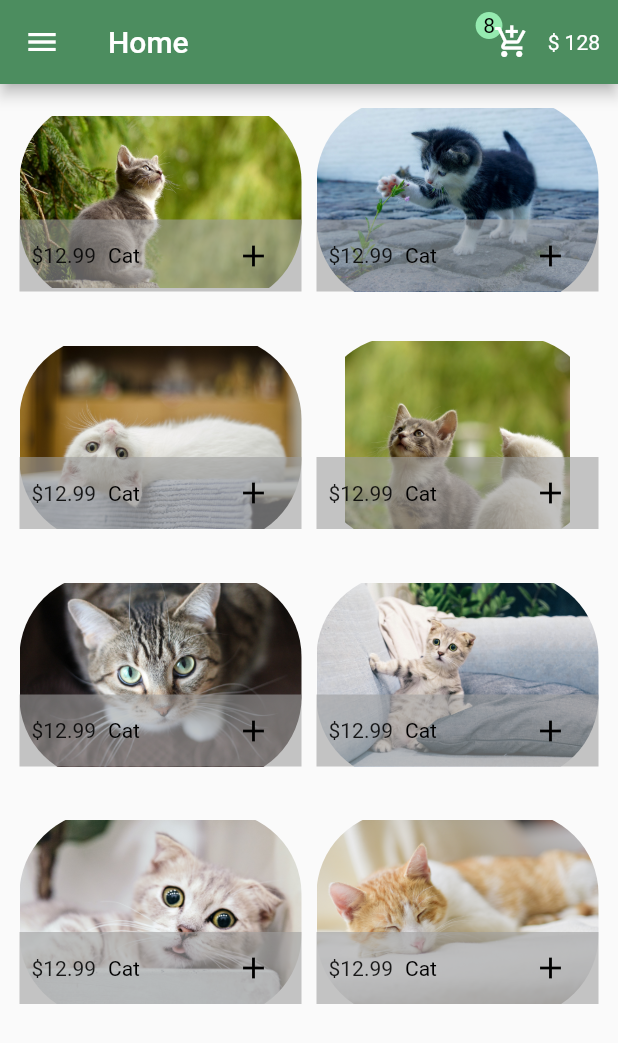
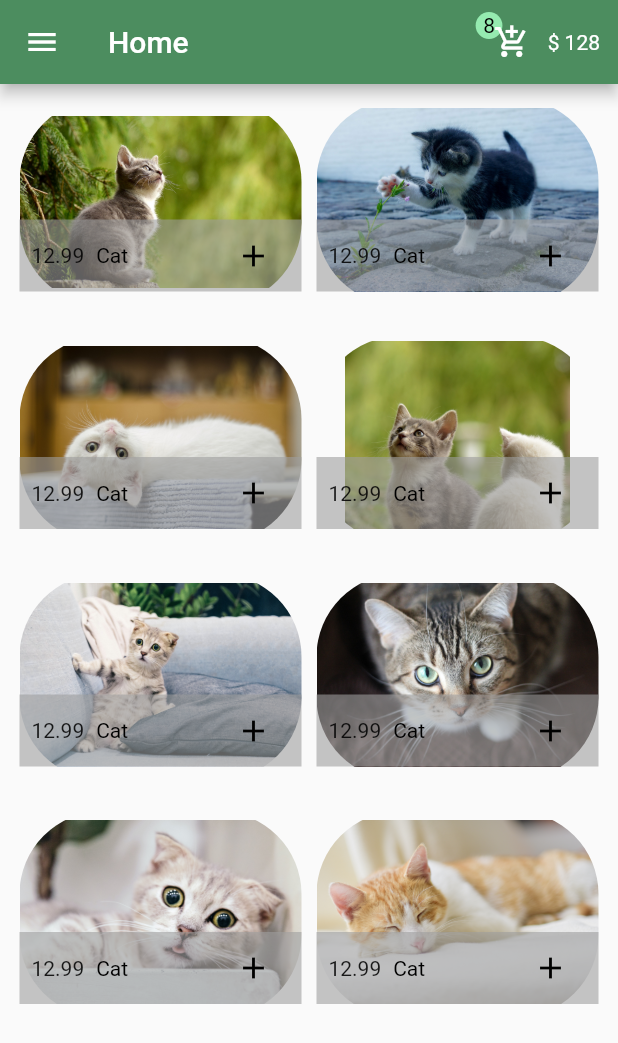
Before and after one commit to EslamElkurdi/E-Commerce-App, a Flutter app: the screen it shows after launch, on a phone screen of 412 x 824 dp. Shown: the top 1043 px of the screen. Run offline on Flutter 3.47's test engine with Material 2 defaults, Android fonts, the phone set to English and light mode, and no system bars.

```diff
--- /dev/null
+++ b/lib/screens/details_screeen.dart
@@ -0,0 +1,10 @@
+import 'package:flutter/material.dart';
+
+class DetailsScreen extends StatelessWidget {
+  const DetailsScreen({Key? key}) : super(key: key);
+
+  @override
+  Widget build(BuildContext context) {
+    return Container();
+  }
+}
--- a/lib/screens/home_layout.dart
+++ b/lib/screens/home_layout.dart
@@ -1,4 +1,6 @@
 import 'package:flutter/material.dart';
+
+import '../models/item_model_cat.dart';
 
 class HomeLayout extends StatelessWidget {
   const HomeLayout({Key? key}) : super(key: key);
@@ -6,15 +8,16 @@ class HomeLayout extends StatelessWidget {
   @override
   Widget build(BuildContext context) {
 
-    var images = [
-      "assets/images/secondcat.jpg",
-      "assets/images/kit1.jpg",
-      "assets/images/kit2.jpg",
-      "assets/images/kit3.jpg",
-      "assets/images/kit4.jpg",
-      "assets/images/kit5.jpg",
-      "assets/images/kit6.jpg",
-      "assets/images/kit7.jpg",
+
+    final List<Item> items = [
+      Item(price: 12.99, imgPath: "assets/images/secondcat.jpg"),
+      Item(price: 12.99, imgPath: "assets/images/kit1.jpg"),
+      Item(price: 12.99, imgPath: "assets/images/kit2.jpg"),
+      Item(price: 12.99, imgPath: "assets/images/kit3.jpg"),
+      Item(price: 12.99, imgPath: "assets/images/kit5.jpg"),
+      Item(price: 12.99, imgPath: "assets/images/kit4.jpg"),
+      Item(price: 12.99, imgPath: "assets/images/kit6.jpg"),
+      Item(price: 12.99, imgPath: "assets/images/kit7.jpg"),
     ];
 
     return Scaffold(
@@ -108,7 +111,7 @@ class HomeLayout extends StatelessWidget {
                 childAspectRatio: 3 / 2,
                 crossAxisSpacing: 10,
                 mainAxisSpacing: 33),
-            itemCount: 8,
+            itemCount: items.length,
             itemBuilder: (BuildContext context, int index) {
               return GestureDetector(
                 onTap: () {},
@@ -119,8 +122,8 @@ class HomeLayout extends StatelessWidget {
                         color: Colors.black,
                         onPressed: () {},
                         icon:const Icon(Icons.add)),
-                    leading: const Text(
-                      "\$12.99",
+                    leading: Text(
+                      "${items[index].price}",
                     ),
                     title: const Text(
                       "Cat",
@@ -135,7 +138,7 @@ class HomeLayout extends StatelessWidget {
                       left: 0,
                       child: ClipRRect(
                           borderRadius: BorderRadius.circular(55),
-                          child: Image.asset(images[index])),
+                          child: Image.asset(items[index].imgPath)),
                     ),
                   ]),
                 ),
```
